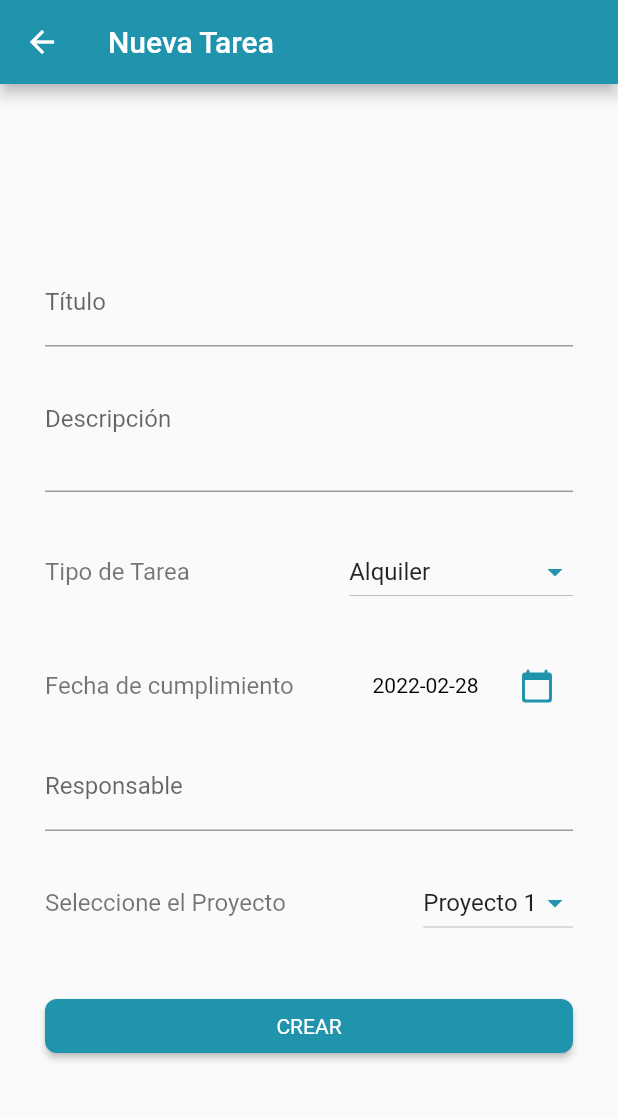
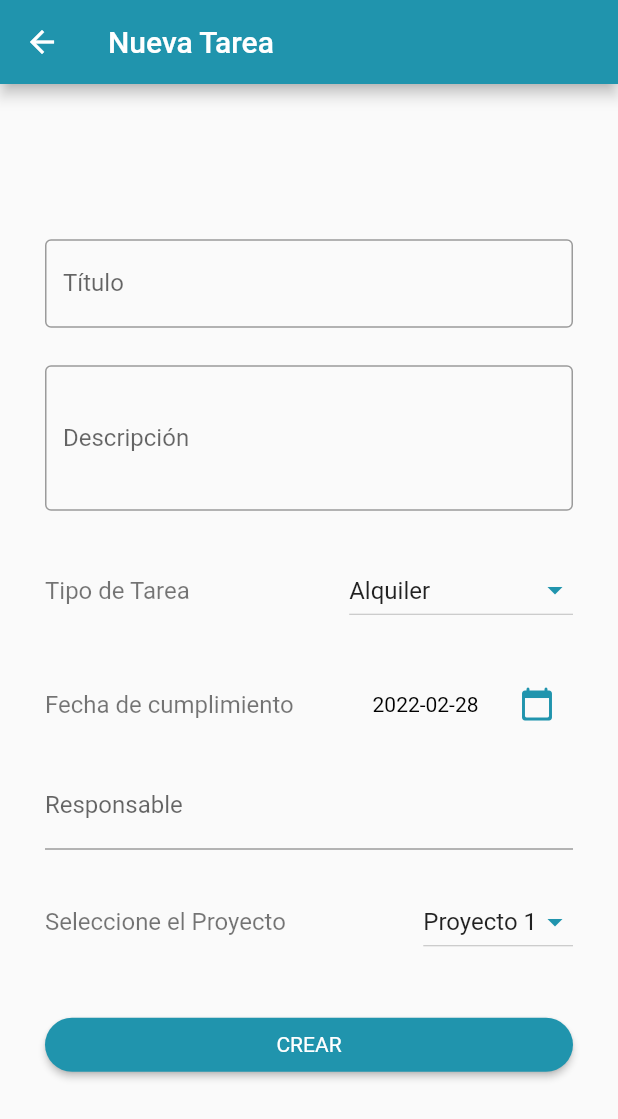
Before and after one commit to aleMartin99/To-Do, a Flutter app: the AddTaskPage screen opened by its route, on a phone screen of 412 x 824 dp. Shown: the top 1119 px of the screen. Run offline on Flutter 3.47's test engine with Material 2 defaults, Android fonts, the phone set to English and light mode, and no system bars; our stand-ins replace get, hive, hive_flutter; accounts and stored records are empty.

Commit message:
update method fixed and visual changes

```diff
--- a/lib/data/datasources/task_local_data_source.dart
+++ b/lib/data/datasources/task_local_data_source.dart
@@ -32,10 +32,10 @@ class TaskLocalDataSource implements ITaskLocalDataSource {
 
   @override
   Future<void> changeStatus(TaskAdapt taskAdapt, int id) async {
-    await cacheManager.changeStatus<CacheManager>(
-      CacheBoxes.tasksBox,
+    await cacheManager.update<TaskAdapt>(
       taskAdapt,
       id,
+      CacheBoxes.tasksBox,
     );
   }
 }
--- a/lib/presentation/pages/add_task_page/add_task_page.dart
+++ b/lib/presentation/pages/add_task_page/add_task_page.dart
@@ -13,20 +13,6 @@ import 'package:gsi_test/presentation/pages/add_task_page/widgets/title_field.da
 
 class AddTaskPage extends GetView<AddTaskController> {
   const AddTaskPage({Key? key}) : super(key: key);
-
-  //TODO(ale): añadir author
-  // Widget _buildProjectTextField(AddTaskController _) {
-  //   return TextFormField(
-  //     textCapitalization: TextCapitalization.sentences,
-  //     decoration: InputDecoration(
-  //       labelText: 'I18nKeys.project.tr',
-  //     ),
-  //     textInputAction: TextInputAction.done,
-  //     autovalidateMode: AutovalidateMode.onUserInteraction,
-  //     // validator: AppValidator.validateRequired,
-  //     onSaved: (String? value) => _.project = value!,
-  //   );
-  // }
 
   @override
   Widget build(BuildContext context) {
@@ -49,6 +35,7 @@ class AddTaskPage extends GetView<AddTaskController> {
                     primary: false,
                     children: [
                       TitleField(addTaskController: addTaskController),
+                      const SizedBox(height: 25),
                       DescriptionField(addTaskController: addTaskController),
                       const SizedBox(height: 25),
                       TaskTypePicker(addTaskController: addTaskController),
--- a/lib/presentation/pages/add_task_page/widgets/creation_button.dart
+++ b/lib/presentation/pages/add_task_page/widgets/creation_button.dart
@@ -17,11 +17,10 @@ class _CreationButtonState extends State<CreationButton> {
   @override
   Widget build(BuildContext context) {
     return SizedBox(
-      width: double.infinity,
       child: RawMaterialButton(
         fillColor: Get.theme.primaryColor,
-        shape: RoundedRectangleBorder(
-          borderRadius: BorderRadius.circular(8),
+        shape: const RoundedRectangleBorder(
+          borderRadius: BorderRadius.all(Radius.elliptical(50, 50)),
         ),
         onPressed: widget.addTaskController.submitForm,
         child: const Text(
--- a/lib/presentation/pages/add_task_page/widgets/description_field.dart
+++ b/lib/presentation/pages/add_task_page/widgets/description_field.dart
@@ -18,6 +18,7 @@ class _DescriptionFieldState extends State<DescriptionField> {
       textCapitalization: TextCapitalization.sentences,
       decoration: const InputDecoration(
         labelText: 'Descripción',
+        border: OutlineInputBorder(),
       ),
       maxLines: 3,
       textInputAction: TextInputAction.next,
--- a/lib/presentation/pages/add_task_page/widgets/task_type_picker.dart
+++ b/lib/presentation/pages/add_task_page/widgets/task_type_picker.dart
@@ -36,7 +36,10 @@ class _TaskTypePickerState extends State<TaskTypePicker> {
         ),
       ),
       trailing: DropdownButton(
-        hint: const Text('Tipo'),
+        hint: const Text(
+          'Tipo',
+          style: TextStyle(color: Colors.black),
+        ),
         iconEnabledColor: Get.theme.primaryColor,
         value: widget.addTaskController.type,
         onChanged: (TaskType? newValue) {
--- a/lib/presentation/pages/add_task_page/widgets/title_field.dart
+++ b/lib/presentation/pages/add_task_page/widgets/title_field.dart
@@ -18,6 +18,7 @@ class _TitleFieldState extends State<TitleField> {
     return TextFormField(
       textCapitalization: TextCapitalization.sentences,
       decoration: const InputDecoration(
+        border: OutlineInputBorder(),
         labelText: 'Título',
       ),
       textInputAction: TextInputAction.next,
```
Also changed, not shown: lib/data/local_db/cache_manager.dart (+12 -2 lines), lib/presentation/pages/home_page/widgets/task_card.dart (+34 -6 lines).
